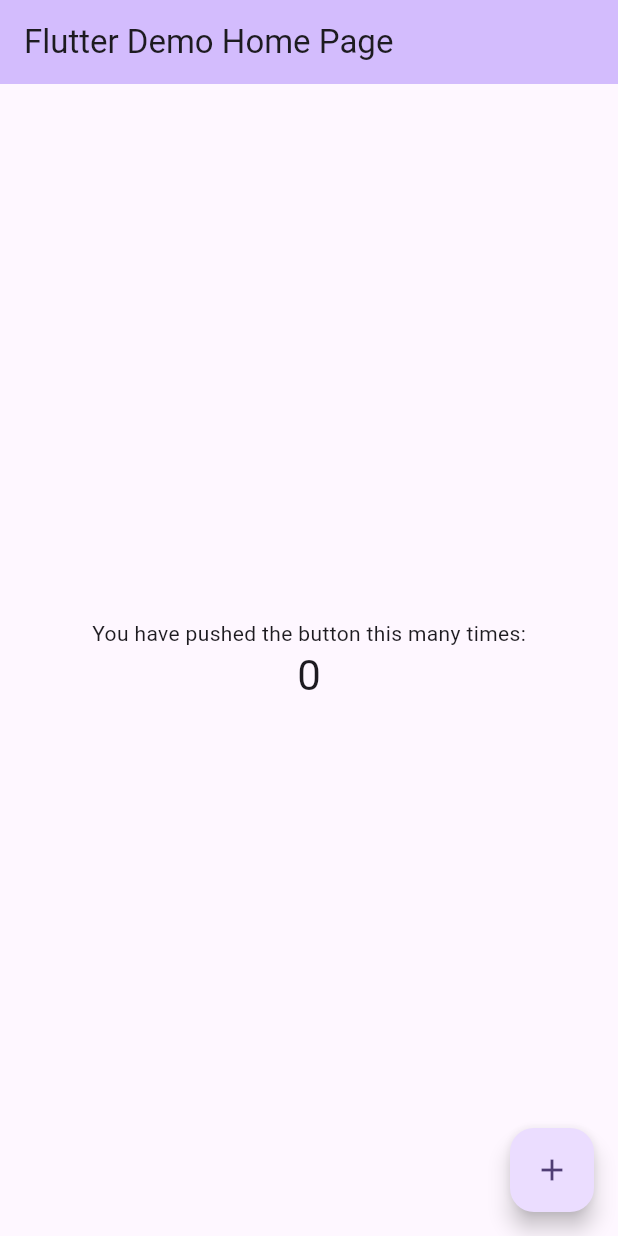
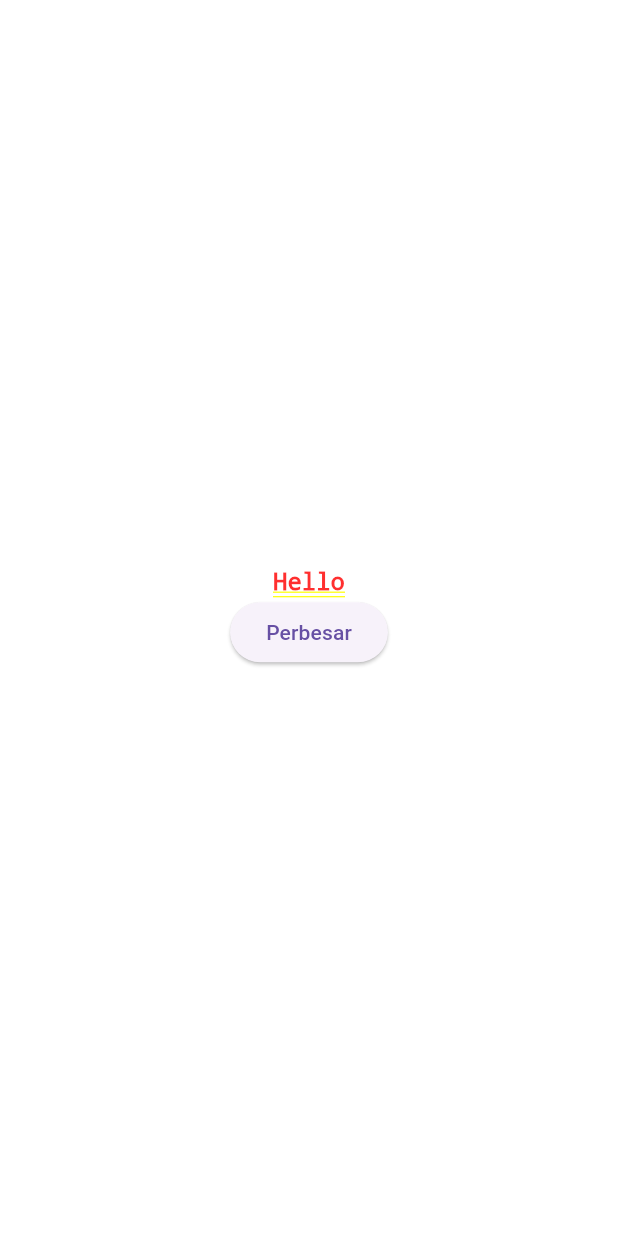
Before and after one commit to rizkychoerul/wisata_mobile_7, a Flutter app: the screen it shows after launch, on a phone screen of 412 x 824 dp. Run offline on Flutter 3.47's test engine with Material 3 defaults, Android fonts, the phone set to English and light mode, and no system bars.

Commit message:
Pertemuan 4

```diff
--- a/lib/main.dart
+++ b/lib/main.dart
@@ -1,125 +1,86 @@
 import 'package:flutter/material.dart';
 
-void main() {
-  runApp(const MyApp());
-}
+void main() => runApp(ExampleState());
 
-class MyApp extends StatelessWidget {
-  const MyApp({super.key});
+class ExampleState extends StatelessWidget {
+  const ExampleState({super.key});
 
-  // This widget is the root of your application.
   @override
   Widget build(BuildContext context) {
     return MaterialApp(
-      title: 'Flutter Demo',
-      theme: ThemeData(
-        // This is the theme of your application.
-        //
-        // TRY THIS: Try running your application with "flutter run". You'll see
-        // the application has a purple toolbar. Then, without quitting the app,
-        // try changing the seedColor in the colorScheme below to Colors.green
-        // and then invoke "hot reload" (save your changes or press the "hot
-        // reload" button in a Flutter-supported IDE, or press "r" if you used
-        // the command line to start the app).
-        //
-        // Notice that the counter didn't reset back to zero; the application
-        // state is not lost during the reload. To reset the state, use hot
-        // restart instead.
-        //
-        // This works for code too, not just values: Most code changes can be
-        // tested with just a hot reload.
-        colorScheme: ColorScheme.fromSeed(seedColor: Colors.deepPurple),
-        useMaterial3: true,
-      ),
-      home: const MyHomePage(title: 'Flutter Demo Home Page'),
+      title: 'Latihan Flutter',
+      home: BiggerText(text: 'Hello'),
     );
   }
 }
 
-class MyHomePage extends StatefulWidget {
-  const MyHomePage({super.key, required this.title});
-
-  // This widget is the home page of your application. It is stateful, meaning
-  // that it has a State object (defined below) that contains fields that affect
-  // how it looks.
-
-  // This class is the configuration for the state. It holds the values (in this
-  // case the title) provided by the parent (in this case the App widget) and
-  // used by the build method of the State. Fields in a Widget subclass are
-  // always marked "final".
-
-  final String title;
-
-  @override
-  State<MyHomePage> createState() => _MyHomePageState();
-}
-
-class _MyHomePageState extends State<MyHomePage> {
-  int _counter = 0;
-
-  void _incrementCounter() {
-    setState(() {
-      // This call to setState tells the Flutter framework that something has
-      // changed in this State, which causes it to rerun the build method below
-      // so that the display can reflect the updated values. If we changed
-      // _counter without calling setState(), then the build method would not be
-      // called again, and so nothing would appear to happen.
-      _counter++;
-    });
-  }
+class firstScreen extends StatelessWidget {
+  const firstScreen({super.key});
 
   @override
   Widget build(BuildContext context) {
-    // This method is rerun every time setState is called, for instance as done
-    // by the _incrementCounter method above.
-    //
-    // The Flutter framework has been optimized to make rerunning build methods
-    // fast, so that you can just rebuild anything that needs updating rather
-    // than having to individually change instances of widgets.
     return Scaffold(
       appBar: AppBar(
-        // TRY THIS: Try changing the color here to a specific color (to
-        // Colors.amber, perhaps?) and trigger a hot reload to see the AppBar
-        // change color while the other colors stay the same.
-        backgroundColor: Theme.of(context).colorScheme.inversePrimary,
-        // Here we take the value from the MyHomePage object that was created by
-        // the App.build method, and use it to set our appbar title.
-        title: Text(widget.title),
+        title: Text('Layar Utama'),
+        backgroundColor: Colors.blueAccent,
+        actions: <Widget>[
+          IconButton(onPressed: (){}, icon: Icon(Icons.search))
+        ],
+        leading: IconButton(onPressed: (){}, icon: Icon(Icons.menu)),
       ),
-      body: Center(
-        // Center is a layout widget. It takes a single child and positions it
-        // in the middle of the parent.
-        child: Column(
-          // Column is also a layout widget. It takes a list of children and
-          // arranges them vertically. By default, it sizes itself to fit its
-          // children horizontally, and tries to be as tall as its parent.
-          //
-          // Column has various properties to control how it sizes itself and
-          // how it positions its children. Here we use mainAxisAlignment to
-          // center the children vertically; the main axis here is the vertical
-          // axis because Columns are vertical (the cross axis would be
-          // horizontal).
-          //
-          // TRY THIS: Invoke "debug painting" (choose the "Toggle Debug Paint"
-          // action in the IDE, or press "p" in the console), to see the
-          // wireframe for each widget.
-          mainAxisAlignment: MainAxisAlignment.center,
-          children: <Widget>[
-            const Text(
-              'You have pushed the button this many times:',
-            ),
-            Text(
-              '$_counter',
-              style: Theme.of(context).textTheme.headlineMedium,
-            ),
-          ],
-        ),
-      ),
-      floatingActionButton: FloatingActionButton(
-        onPressed: _incrementCounter,
-        tooltip: 'Increment',
-        child: const Icon(Icons.add),
-      ), // This trailing comma makes auto-formatting nicer for build methods.
+      body: Text('Hello World'),
     );
   }
 }
+
+class BiggerText extends StatefulWidget {
+  final String text;
+
+  const BiggerText({super.key, required this.text});
+
+  @override
+  State<BiggerText> createState() => _BiggerTextState();
+}
+
+class _BiggerTextState extends State<BiggerText> {
+  double _textsize = 16.0;
+  bool _box = false;
+
+  @override
+  Widget build(BuildContext context) {
+    return Column(
+      mainAxisAlignment: MainAxisAlignment.center,
+      children: <Widget>[
+        _box ? Container(
+          padding: const EdgeInsets.all(16.0),
+          decoration: BoxDecoration(
+            color: Colors.red,
+            boxShadow: const[
+              BoxShadow(
+                color: Colors.black,
+                blurRadius: 10.0,
+                offset: Offset(3, 6),
+              ),
+            ],
+            borderRadius: BorderRadius.circular(8.0),
+          ),
+          child: Text(
+            widget.text,
+            style: TextStyle(fontSize: _textsize),
+          ),
+        )
+        : Text(
+          widget.text,
+          style: TextStyle(fontSize: _textsize),
+        ),
+        ElevatedButton(onPressed: (){
+          setState(() {
+            _textsize = 35.0;
+            _box = true;
+          });
+        },
+        child: Text('Perbesar'))
+      ]
+    );
+  }
+}
```
